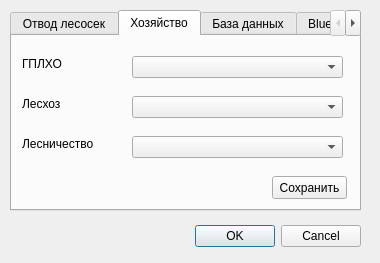
Qt form ui/settingsDialog.ui (daniluuuuuuuk/daniluuuuuuuk.github.io) before a commit.
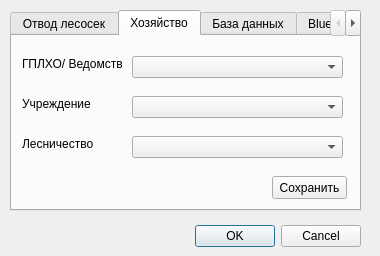
The same form after that commit. The open tabs and pages were chosen to show the change.

What changed in the file:
```diff
--- a/ui/settingsDialog.ui
+++ b/ui/settingsDialog.ui
@@ -7,7 +7,7 @@
     <x>0</x>
     <y>0</y>
     <width>380</width>
-    <height>263</height>
+    <height>256</height>
    </rect>
   </property>
   <property name="windowTitle">
@@ -165,12 +165,12 @@
       <rect>
        <x>10</x>
        <y>20</y>
-       <width>91</width>
+       <width>101</width>
        <height>16</height>
       </rect>
      </property>
      <property name="text">
-      <string>ГПЛХО</string>
+      <string>ГПЛХО/ Ведомство</string>
      </property>
     </widget>
     <widget class="QLabel" name="leshoz_label">
@@ -183,7 +183,7 @@
       </rect>
      </property>
      <property name="text">
-      <string>Лесхоз</string>
+      <string>Учреждение</string>
      </property>
     </widget>
     <widget class="QLabel" name="lesnich_label">
```
Left out of the diff: 2 changed lines with no effect on the pictures.
